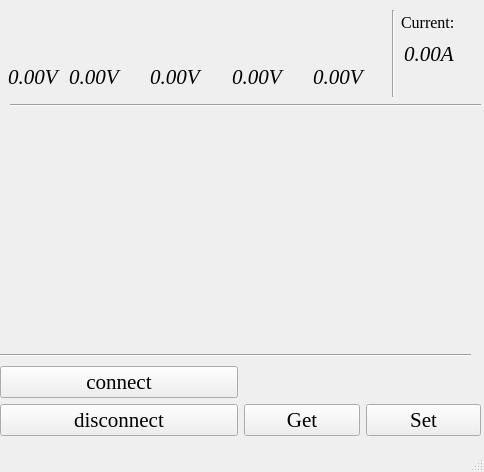
Qt form API/bms_api.ui (MichalK157/BMS) before a commit.
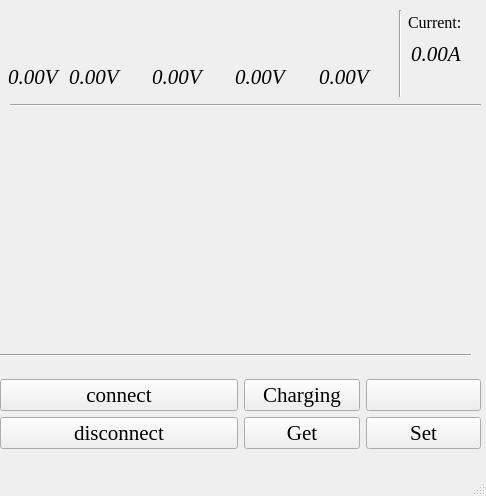
The same form after that commit. Icons and pictures are not drawn.

```diff
--- a/API/bms_api.ui
+++ b/API/bms_api.ui
@@ -9,8 +9,8 @@
    <rect>
     <x>0</x>
     <y>0</y>
-    <width>484</width>
-    <height>472</height>
+    <width>486</width>
+    <height>496</height>
    </rect>
   </property>
   <property name="sizePolicy">
@@ -46,7 +46,7 @@
      <rect>
       <x>0</x>
       <y>0</y>
-      <width>481</width>
+      <width>490</width>
       <height>99</height>
      </rect>
     </property>
@@ -476,7 +476,7 @@
       <x>0</x>
       <y>360</y>
       <width>481</width>
-      <height>82</height>
+      <height>108</height>
      </rect>
     </property>
     <layout class="QGridLayout" name="gridLayout">
@@ -501,14 +501,22 @@
      <item row="0" column="1">
       <layout class="QVBoxLayout" name="verticalLayout_9">
        <item>
-        <widget class="QLabel" name="Empty">
+        <layout class="QHBoxLayout" name="horizontalLayout_4">
+         <item>
+          <widget class="QPushButton" name="charge">
+           <property name="text">
+            <string>Charging</string>
+           </property>
+          </widget>
+         </item>
+         <item>
+          <widget class="QPushButton" name="empty">
          <property name="text">
           <string/>
          </property>
-         <property name="textInteractionFlags">
-          <set>Qt::NoTextInteraction</set>
-         </property>
-        </widget>
+          </widget>
+         </item>
+        </layout>
        </item>
        <item>
         <layout class="QHBoxLayout" name="horizontalLayout_2">
```
Lines whose indentation alone changed are shown as unchanged.
